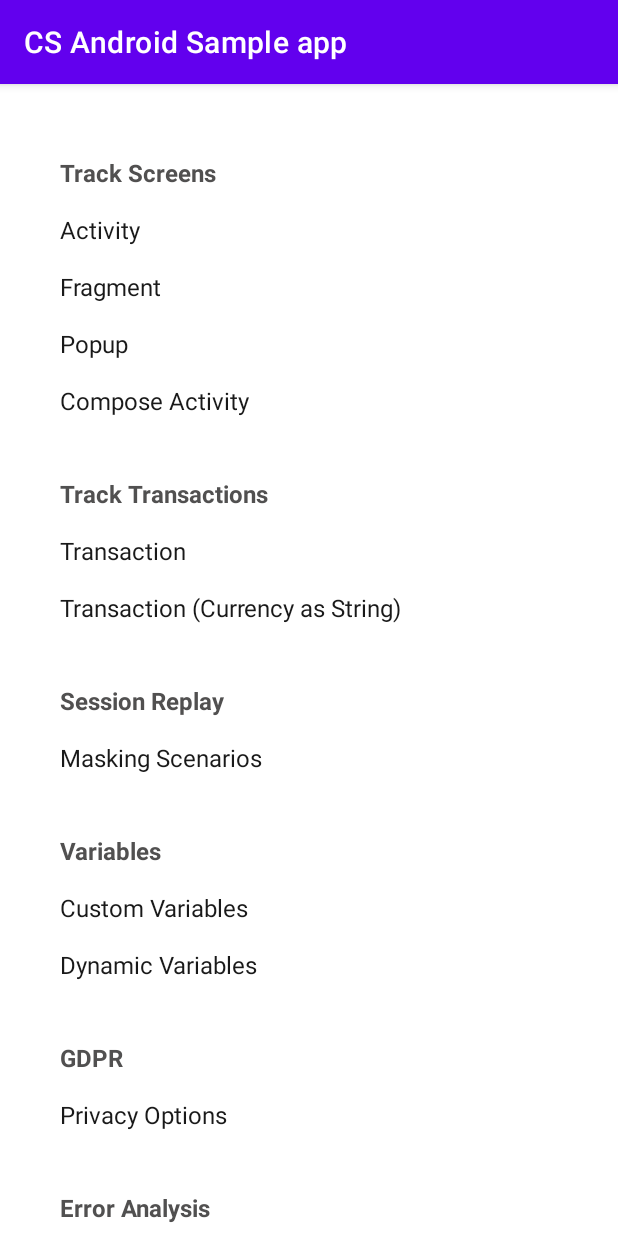
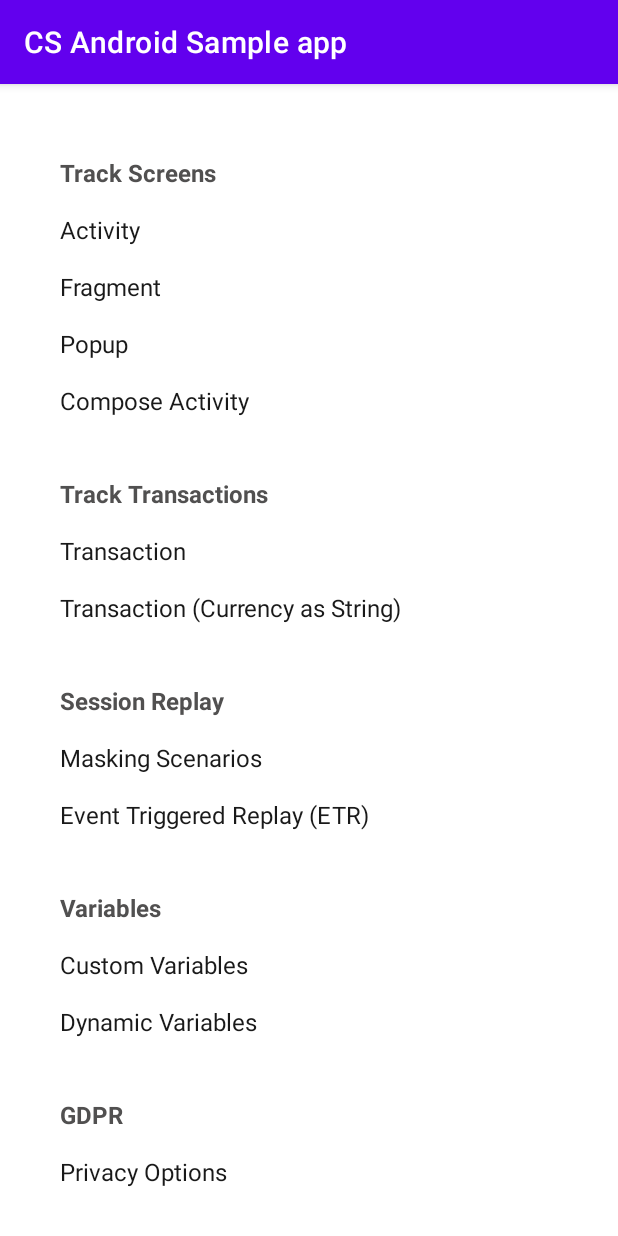
Before and after one commit to ContentSquare/contentsquare-android-sample, an Android app built with Jetpack Compose: the screen it shows after launch (MainActivity), on a phone screen of 412 x 824 dp. Run offline under Robolectric (Android 15) with nearby library versions, the phone set to English and light mode, and no system bars; 1 statement that could not run was skipped.

Commit message:
Added sample usage scenario for ETR

```diff
--- a/app/src/main/AndroidManifest.xml
+++ b/app/src/main/AndroidManifest.xml
@@ -34,6 +34,7 @@
         <activity android:name=".ComposeSimpleActivity" />
         <activity android:name=".network.NetworkAnalysisActivity" />
         <activity android:name=".useridentifier.UserIdentifierActivity" />
+        <activity android:name=".EventTriggeredReplayActivity" />
     </application>
 
 </manifest>
--- a/app/src/main/java/com/contentsquare/android/sample/MainActivity.kt
+++ b/app/src/main/java/com/contentsquare/android/sample/MainActivity.kt
@@ -66,6 +66,10 @@ class MainActivity : AppCompatActivity() {
 
     fun openMaskingScenarios(view: View){
         startActivity(Intent(this, MaskingScenariosActivity::class.java))
+    }
+
+    fun openEventTriggeredReplay(view: View) {
+        startActivity(Intent(this, EventTriggeredReplayActivity::class.java))
     }
 
     fun openPopUp(view: View) {
--- a/app/src/main/res/layout/content_main.xml
+++ b/app/src/main/res/layout/content_main.xml
@@ -103,13 +103,22 @@
             app:layout_constraintTop_toBottomOf="@+id/title_session_replay" />
 
         <TextView
+            android:id="@+id/label_event_triggered_replay"
+            style="@style/ListText"
+            android:layout_marginStart="32dp"
+            android:onClick="openEventTriggeredReplay"
+            android:text="@string/event_triggered_replay"
+            app:layout_constraintStart_toStartOf="parent"
+            app:layout_constraintTop_toBottomOf="@+id/label_masking_scenarios" />
+
+        <TextView
             android:id="@+id/title_variables"
             style="@style/TitleText"
             android:layout_marginStart="32dp"
             android:layout_marginTop="24dp"
             android:text="@string/variables"
             app:layout_constraintStart_toStartOf="parent"
-            app:layout_constraintTop_toBottomOf="@+id/label_masking_scenarios" />
+            app:layout_constraintTop_toBottomOf="@+id/label_event_triggered_replay" />
 
         <TextView
             android:id="@+id/label_custom_variables"
--- a/app/src/main/res/values/strings.xml
+++ b/app/src/main/res/values/strings.xml
@@ -72,6 +72,11 @@
     <string name="text_multiple_line_text_view">Multiple line TextView. Multiple line TextView. Multiple line TextView. Multiple line TextView. Multiple line TextView. Multiple line TextView. </string>
     <string name="text_simple_compose_activity">Simple Compose Activity</string>
 
+    <!-- Event Triggered Replay -->
+    <string name="event_triggered_replay">Event Triggered Replay (ETR)</string>
+    <string name="trigger_replay_for_current_screen">Trigger replay for current screen</string>
+    <string name="trigger_replay_for_current_session">Trigger replay for current session</string>
+
     <string name="activity_crash_title">Crashes</string>
     <string name="activity_crash_null_pointer_exception">Null pointer exception</string>
     <string name="activity_crash_uninitialised">Uninitialised exception</string>
```
Also changed, not shown: app/src/main/java/com/contentsquare/android/sample/EventTriggeredReplay.kt (added, +32 -0 lines), app/src/main/res/layout/activity_event_triggered_replay.xml (added, +45 -0 lines).
